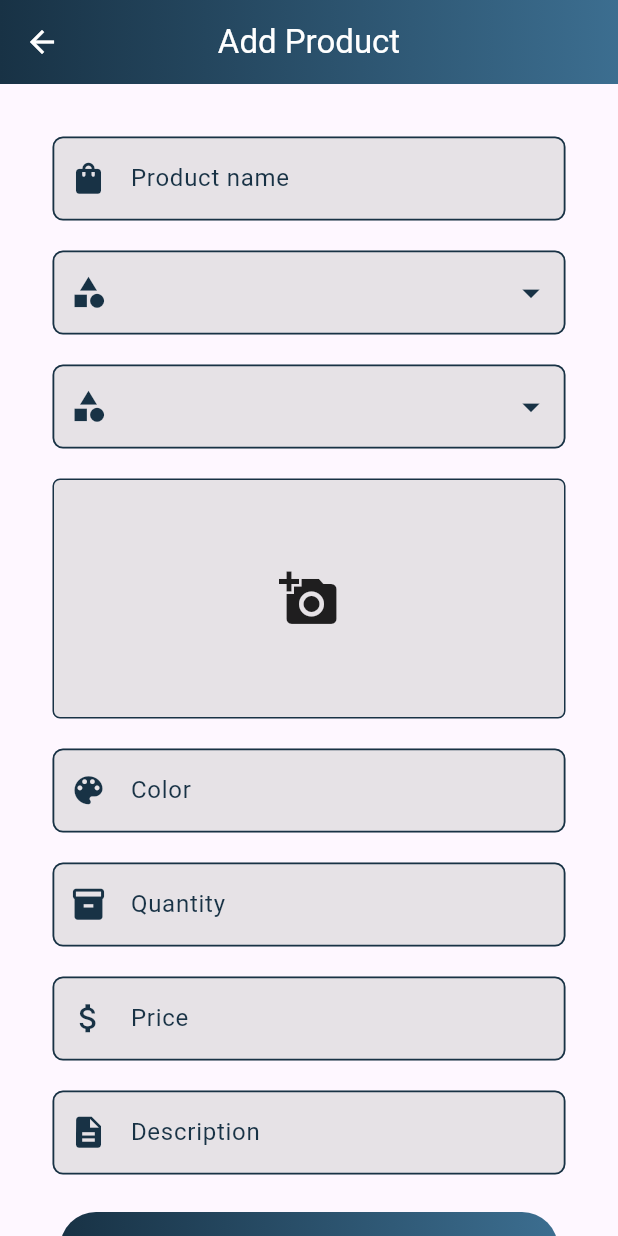
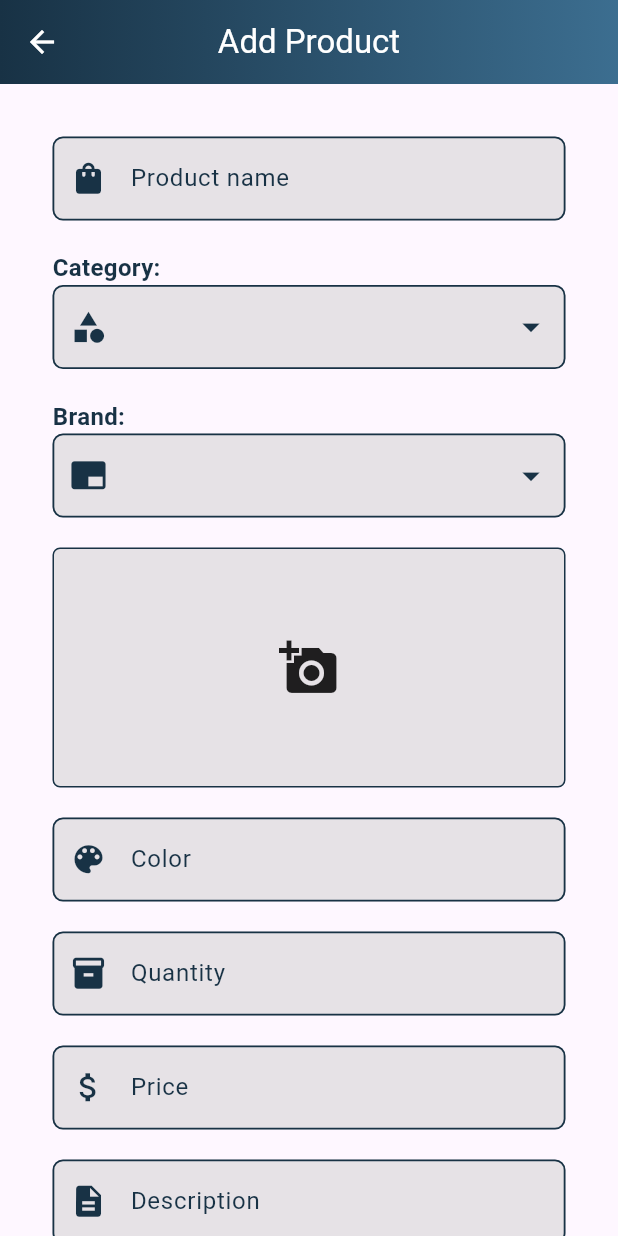
Before and after one commit to nishmajabin/stockZen, a Flutter app: the AddProductScreen screen opened directly, on a phone screen of 412 x 824 dp. Run offline on Flutter 3.47's test engine with Material 3 defaults, Android fonts, the phone set to English and light mode, and no system bars; our stand-ins replace font_awesome_flutter, hive, hive_flutter, image_picker, shared_preferences; accounts and stored records are empty.

Commit message:
feat:new feature added

```diff
--- a/lib/Screens/add_product_screen.dart
+++ b/lib/Screens/add_product_screen.dart
@@ -5,8 +5,10 @@ import 'package:image_picker/image_picker.dart';
 import 'package:stockzen/constant.dart';
 import 'package:stockzen/functions/brand_db.dart';
 import 'package:stockzen/functions/category_db.dart';
+import 'package:stockzen/functions/product_db.dart';
 import 'package:stockzen/models/brand_model.dart';
 import 'package:stockzen/models/category_model.dart';
+import 'package:stockzen/models/product_model.dart';
 
 class AddProductScreen extends StatefulWidget {
   const AddProductScreen({super.key});
@@ -18,7 +20,15 @@ class AddProductScreen extends StatefulWidget {
 class _AddProductScreenState extends State<AddProductScreen> {
   final _formKey = GlobalKey<FormState>();
   final TextEditingController _productController = TextEditingController();
-  late final TextEditingController _categoryController = TextEditingController();
+  late final TextEditingController _categoryController =
+      TextEditingController();
+  late final TextEditingController _brandController = TextEditingController();
+  late final TextEditingController _colorController = TextEditingController();
+  late final TextEditingController _quantityController =
+      TextEditingController();
+  late final TextEditingController _priceController = TextEditingController();
+  late final TextEditingController _descriptionController =
+      TextEditingController();
 
   String? selectedCategory;
   List<CategoryModel> categories = [];
@@ -60,6 +70,20 @@ class _AddProductScreenState extends State<AddProductScreen> {
     setState(() {
       _isLoadingBrands = false;
     });
+  }
+
+  Future<void> saveProduct(ProductModel product) async {
+    final product = await ProductModel(
+        productName: _productController.text,
+        category: _categoryController.text,
+        brand: _brandController.text,
+        productImagePath: _pickedImage!.path,
+        color: _colorController.text,
+        quantity: _quantityController.text,
+        price: _priceController.text,
+        description: _descriptionController.text);
+    ProductDb().addProduct(product);
+    Navigator.pop(context,1);
   }
 
   void _showSourceChoice() {
@@ -169,6 +193,18 @@ class _AddProductScreenState extends State<AddProductScreen> {
               const SizedBox(
                 height: 20,
               ),
+              Align(
+                  alignment: Alignment.topLeft,
+                  child: Padding(
+                    padding: const EdgeInsets.only(left: 35),
+                    child: Text(
+                      'Category:',
+                      style: TextStyle(
+                          color: primaryColor,
+                          fontSize: 16,
+                          fontWeight: FontWeight.bold),
+                    ),
+                  )),
               Padding(
                 padding: const EdgeInsets.only(left: 35, right: 35),
                 child: TextFormField(
@@ -246,21 +282,33 @@ class _AddProductScreenState extends State<AddProductScreen> {
               const SizedBox(
                 height: 20,
               ),
-             Padding(
+              Align(
+                  alignment: Alignment.topLeft,
+                  child: Padding(
+                    padding: const EdgeInsets.only(left: 35),
+                    child: Text(
+                      'Brand:',
+                      style: TextStyle(
+                          color: primaryColor,
+                          fontSize: 16,
+                          fontWeight: FontWeight.bold),
+                    ),
+                  )),
+              Padding(
                 padding: const EdgeInsets.only(left: 35, right: 35),
                 child: TextFormField(
-                  controller: _categoryController,
+                  controller: _brandController,
                   autovalidateMode: AutovalidateMode.onUserInteraction,
                   decoration: InputDecoration(
                       prefixIcon: const Icon(
-                        Icons.category,
+                        Icons.branding_watermark,
                         size: 25,
                         color: primaryColor,
                       ),
                       hintText: 'Select Brand',
                       hintStyle: const TextStyle(
                           color: Color.fromARGB(255, 98, 103, 108)),
-                      labelText: 'Cate',
+                      labelText: 'Brand',
                       labelStyle: const TextStyle(color: primaryColor),
                       filled: true,
                       fillColor: const Color.fromARGB(128, 206, 206, 206),
@@ -284,17 +332,17 @@ class _AddProductScreenState extends State<AddProductScreen> {
                                 size: 28,
                               ),
                             ),
-                            value: selectedCategory,
+                            value: selectedBrand,
                             onChanged: (newValue) {
                               setState(() {
-                                selectedCategory = newValue;
-                                _categoryController.text = newValue!;
+                                selectedBrand = newValue;
+                                _brandController.text = newValue!;
                               });
                             },
-                            items: categories.map((category) {
+                            items: brands.map((brand) {
                               return DropdownMenuItem<String>(
-                                value: category.name,
-                                child: Text(category.name),
+                                value: brand.name,
+                                child: Text(brand.name),
                               );
                             }).toList(),
                           ),
@@ -314,7 +362,7 @@ class _AddProductScreenState extends State<AddProductScreen> {
                               color: primaryColor, width: 1.4))),
                   validator: (value) {
                     if (value == null || value.isEmpty) {
-                      return 'Please select category';
+                      return 'Please select brand';
                     }
                     return null;
                   },
--- a/lib/functions/product_db.dart
+++ b/lib/functions/product_db.dart
@@ -1,4 +1,30 @@
+import 'package:hive_flutter/hive_flutter.dart';
+import 'package:stockzen/models/product_model.dart';
+
 class ProductDb {
+  static final ProductDb _instance = ProductDb._internal();
+  factory ProductDb() => _instance;
+  ProductDb._internal();
 
+  static const String productsBoxName = 'products';
 
+  Future<void> addProduct(ProductModel product) async {
+    final productBox = Hive.box<ProductModel>(productsBoxName);
+    await productBox.add(product);
+  }
+
+  List<ProductModel> getProduct() {
+    final productBox = Hive.box<ProductModel>(productsBoxName);
+    return productBox.values.toList();
+  }
+
+  Future<void> deleteProduct(int key) async {
+    final productBox = Hive.box<ProductModel>(productsBoxName);
+    await productBox.delete(key);
+  }
+
+  Future<void> updateProduct(int key, ProductModel updatedProduct) async {
+    final productBox = Hive.box<ProductModel>(productsBoxName);
+    await productBox.put(key, updatedProduct);
+  }
 }
--- a/lib/models/product_model.dart
+++ b/lib/models/product_model.dart
@@ -4,19 +4,40 @@ part 'product_model.g.dart';
 @HiveType(typeId: 4)
 class ProductModel {
   @HiveField(0)
-  String? productName;
+  int? id;
   @HiveField(1)
-  String? category;
+  String productName;
   @HiveField(2)
-  String? brand;
+  String category;
+
   @HiveField(3)
-  String? productImagePath;
+  String brand;
+
   @HiveField(4)
-  String? color;
+  String productImagePath;
+
   @HiveField(5)
-  String? quantity;
+  String color;
+
   @HiveField(6)
-  String? price;
+  String quantity;
+
   @HiveField(7)
-  String? description;
+  String price;
+
+  @HiveField(8)
+  String description;
+
+ ProductModel({
+  this.id,
+  required this.productName,
+  required this.category,
+  required this.brand,
+  required this.productImagePath,
+  required this.color,
+  required this.quantity,
+  required this.price,
+  required this.description,
+});
+
 }
```
Also changed, not shown: lib/models/product_model.g.dart.
